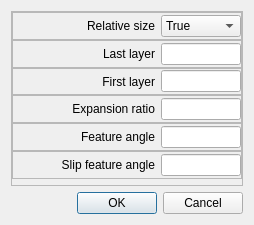
Before: the Qt Designer form DMesh_Widget/w_meshsurfacerefinegeneral.ui in orientalinformation/foamnode, drawn with Qt 5.
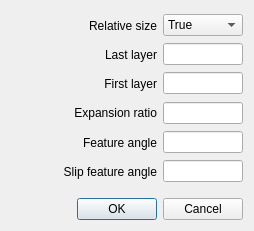
After: the same form once the commit is applied.

Patch:
```diff
--- a/DMesh_Widget/w_meshsurfacerefinegeneral.ui
+++ b/DMesh_Widget/w_meshsurfacerefinegeneral.ui
@@ -7,7 +7,7 @@
     <x>0</x>
     <y>0</y>
     <width>254</width>
-    <height>225</height>
+    <height>231</height>
    </rect>
   </property>
   <property name="windowTitle">
@@ -16,12 +16,6 @@
   <layout class="QVBoxLayout" name="verticalLayout">
    <item>
     <widget class="QFrame" name="frame_90">
-     <property name="frameShape">
-      <enum>QFrame::StyledPanel</enum>
-     </property>
-     <property name="frameShadow">
-      <enum>QFrame::Raised</enum>
-     </property>
      <layout class="QVBoxLayout" name="verticalLayout_82">
       <property name="spacing">
        <number>0</number>
@@ -46,12 +40,6 @@
           <verstretch>0</verstretch>
          </sizepolicy>
         </property>
-        <property name="frameShape">
-         <enum>QFrame::StyledPanel</enum>
-        </property>
-        <property name="frameShadow">
-         <enum>QFrame::Raised</enum>
-        </property>
         <layout class="QHBoxLayout" name="horizontalLayout_31">
          <property name="spacing">
           <number>6</number>
@@ -100,12 +88,6 @@
       </item>
       <item>
        <widget class="QFrame" name="frame_99">
-        <property name="frameShape">
-         <enum>QFrame::StyledPanel</enum>
-        </property>
-        <property name="frameShadow">
-         <enum>QFrame::Raised</enum>
-        </property>
         <layout class="QHBoxLayout" name="horizontalLayout_30">
          <property name="spacing">
           <number>6</number>
@@ -144,12 +126,6 @@
       </item>
       <item>
        <widget class="QFrame" name="frame_98">
-        <property name="frameShape">
-         <enum>QFrame::StyledPanel</enum>
-        </property>
-        <property name="frameShadow">
-         <enum>QFrame::Raised</enum>
-        </property>
         <layout class="QHBoxLayout" name="horizontalLayout_29">
          <property name="spacing">
           <number>6</number>
@@ -188,12 +164,6 @@
       </item>
       <item>
        <widget class="QFrame" name="frame_97">
-        <property name="frameShape">
-         <enum>QFrame::StyledPanel</enum>
-        </property>
-        <property name="frameShadow">
-         <enum>QFrame::Raised</enum>
-        </property>
         <layout class="QHBoxLayout" name="horizontalLayout_28">
          <property name="spacing">
           <number>6</number>
@@ -232,12 +202,6 @@
       </item>
       <item>
        <widget class="QFrame" name="frame_101">
-        <property name="frameShape">
-         <enum>QFrame::StyledPanel</enum>
-        </property>
-        <property name="frameShadow">
-         <enum>QFrame::Raised</enum>
-        </property>
         <layout class="QHBoxLayout" name="horizontalLayout_32">
          <property name="spacing">
           <number>6</number>
@@ -276,12 +240,6 @@
       </item>
       <item>
        <widget class="QFrame" name="frame_102">
-        <property name="frameShape">
-         <enum>QFrame::StyledPanel</enum>
-        </property>
-        <property name="frameShadow">
-         <enum>QFrame::Raised</enum>
-        </property>
         <layout class="QHBoxLayout" name="horizontalLayout_33">
          <property name="spacing">
           <number>6</number>
```
